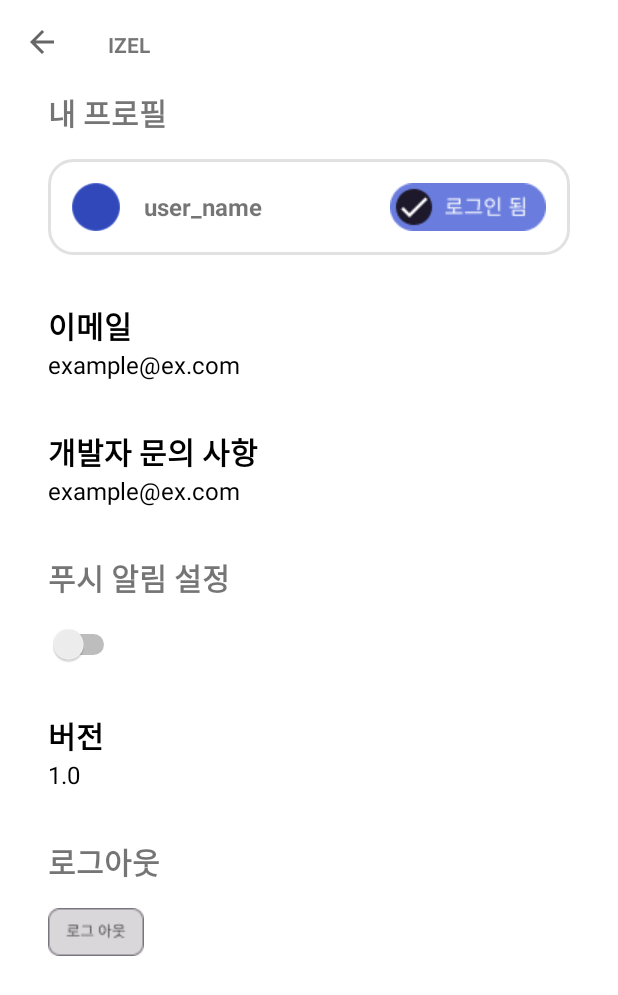
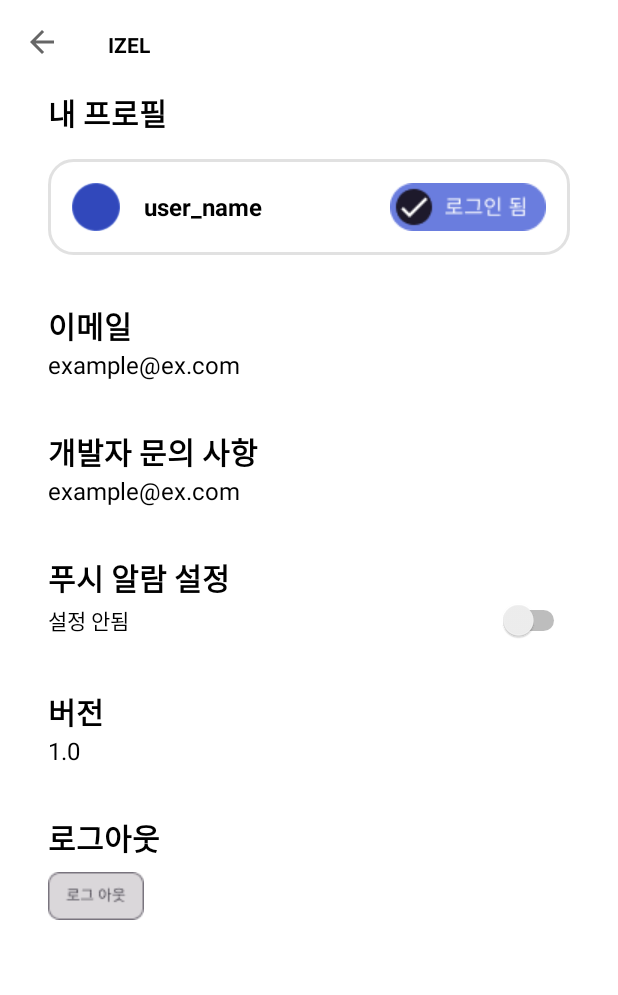
Before and after one commit to team-garosero/HobbyRoadmap, an Android app: the SettingsActivity screen opened directly, with no data from a screen before it, on a phone screen of 412 x 824 dp. Shown: the top 995 px of the screen. Run offline under Robolectric (Android 15) with nearby library versions, the phone set to English and light mode, and no system bars.

Commit message:
support dark thema
refactoring
custom-view

```diff
--- a/app/src/main/AndroidManifest.xml
+++ b/app/src/main/AndroidManifest.xml
@@ -15,7 +15,7 @@
             android:name=".notice.NoticeActivity"
             android:exported="false" />
         <activity
-            android:name=".SettingsActivity"
+            android:name=".settings.SettingsActivity"
             android:exported="false"
             android:label="@string/title_activity_settings" />
         <activity
--- a/app/src/main/java/com/garosero/android/hobbyroadmap/SettingsActivity.kt
+++ /dev/null
@@ -1,34 +0,0 @@
-package com.garosero.android.hobbyroadmap
-
-import android.os.Bundle
-import android.view.MenuItem
-import androidx.appcompat.app.AppCompatActivity
-import com.garosero.android.hobbyroadmap.R
-import com.garosero.android.hobbyroadmap.databinding.ActivitySettingsBinding
-
-class SettingsActivity : AppCompatActivity() {
-    lateinit var binding: ActivitySettingsBinding
-
-    override fun onCreate(savedInstanceState: Bundle?) {
-        super.onCreate(savedInstanceState)
-        binding = ActivitySettingsBinding.inflate(layoutInflater)
-        setContentView(binding.root)
-
-        // tool bar
-        val toolbar = findViewById<androidx.appcompat.widget.Toolbar>(R.id.toolbar)
-        setSupportActionBar(toolbar)
-        supportActionBar?.setDisplayHomeAsUpEnabled(true)
-
-
-    }
-
-    override fun onOptionsItemSelected(item: MenuItem): Boolean {
-        when (item.itemId) {
-            android.R.id.home -> {
-                finish()
-                return true
-            }
-        }
-        return super.onOptionsItemSelected(item)
-    }
-}
--- a/app/src/main/java/com/garosero/android/hobbyroadmap/customview/SettingItem.kt
+++ /dev/null
@@ -1,66 +0,0 @@
-package com.garosero.android.hobbyroadmap.customview
-
-import android.content.Context
-import android.content.res.TypedArray
-import android.util.AttributeSet
-import android.view.LayoutInflater
-import android.widget.ImageButton
-import android.widget.LinearLayout
-import android.widget.Switch
-import android.widget.TextView
-import com.garosero.android.hobbyroadmap.R
-
-class SettingItem : LinearLayout {
-    lateinit var layout : LinearLayout
-    lateinit var tvKey : TextView
-    lateinit var tvValue : TextView
-
-    constructor(context: Context?) : super(context){
-        init(context)
-    }
-    constructor(context: Context?, attrs: AttributeSet?) : super(context, attrs){
-        init(context)
-        getAttrs(attrs)
-
-    }
-    constructor(context: Context?, attrs: AttributeSet?, defStyleAttr: Int) :
-            super(context, attrs, defStyleAttr){
-        init(context)
-        getAttrs(attrs,defStyleAttr)
-    }
-
-    private fun init(context:Context?){
-        val view = LayoutInflater.from(context).inflate(R.layout.item_settings,this,false)
-        addView(view)
-
-        layout = findViewById(R.id.layout)
-        tvKey = findViewById(R.id.tv_key)
-        tvValue = findViewById(R.id.tv_value)
-    }
-
-    private fun getAttrs(attrs:AttributeSet?){
-        val typedArray = context.obtainStyledAttributes(attrs,R.styleable.SettingsItem)
-        setTypeArray(typedArray)
-    }
-
-    private fun getAttrs(attrs:AttributeSet?, defStyle:Int){
-        val typedArray = context.obtainStyledAttributes(attrs,R.styleable.SettingsItem,defStyle,0)
-        setTypeArray(typedArray)
-    }
-
-    private fun setTypeArray(typedArray : TypedArray){
-        // key string
-        val keyString = typedArray.getText(R.styleable.SettingsItem_keyString)
-        val keyColor = typedArray.getColor(R.styleable.SettingsItem_keyTextColor,0)
-        tvKey.text = keyString
-        tvKey.setTextColor(keyColor)
-
-        // value string
-        val valueString = typedArray.getText(R.styleable.SettingsItem_valueString)
-        val valueColor = typedArray.getColor(R.styleable.SettingsItem_valueTextColor,0)
-        tvValue.text = valueString
-        tvValue.setTextColor(valueColor)
-
-        typedArray.recycle()
-    }
-}
--- a/app/src/main/java/com/garosero/android/hobbyroadmap/main/MainActivity.kt
+++ b/app/src/main/java/com/garosero/android/hobbyroadmap/main/MainActivity.kt
@@ -10,7 +10,7 @@ import androidx.navigation.ui.setupWithNavController
 import com.garosero.android.hobbyroadmap.R
 import com.garosero.android.hobbyroadmap.databinding.ActivityMainBinding
 import com.garosero.android.hobbyroadmap.notice.NoticeActivity
-import com.garosero.android.hobbyroadmap.SettingsActivity
+import com.garosero.android.hobbyroadmap.settings.SettingsActivity
 
 class MainActivity : AppCompatActivity() {
     override fun onCreate(savedInstanceState: Bundle?) {
--- /dev/null
+++ b/app/src/main/java/com/garosero/android/hobbyroadmap/settings/CustomSettingView.kt
@@ -0,0 +1,142 @@
+package com.garosero.android.hobbyroadmap.settings
+
+import android.content.Context
+import android.content.res.TypedArray
+import android.util.AttributeSet
+import android.view.LayoutInflater
+import android.view.View
+import android.widget.ImageButton
+import android.widget.LinearLayout
+import android.widget.Switch
+import android.widget.TextView
+import com.garosero.android.hobbyroadmap.R
+import com.garosero.android.hobbyroadmap.data.TilBoxItem
+
+class CustomSettingView: LinearLayout {
+    lateinit var layout: LinearLayout
+    lateinit var tvKey: TextView
+    lateinit var tvValue: TextView
+    lateinit var switch: Switch
+    lateinit var imageButton: ImageButton
+
+    constructor(context: Context?) : super(context){
+        connector(context, null)
+    }
+    constructor(context: Context?, attrs: AttributeSet?) : super(context, attrs){
+        val typedArray = context?.obtainStyledAttributes(attrs,R.styleable.SettingsItem)
+        connector(context, typedArray)
+    }
+    constructor(context: Context?, attrs: AttributeSet?, defStyleAttr: Int) :
+            super(context, attrs, defStyleAttr){
+        val typedArray = context?.obtainStyledAttributes(attrs,R.styleable.SettingsItem,defStyleAttr,0)
+        connector(context, typedArray)
+    }
+
+    private fun connector(context:Context?, typedArray : TypedArray?){
+        val type = typedArray?.getText(R.styleable.SettingsItem_type)
+        type?:return
+        if (type.equals("switch")){
+            initSwitch(context)
+            setTypeArraySwitch(typedArray)
+        } else if (type.equals("imageButton")){
+            initImageButton(context)
+            setTypeArrayImageButton(typedArray)
+        } else {
+            initTextView(context)
+            setTypeArrayTextView(typedArray)
+        }
+    }
+
+    // type1
+    private fun initTextView(context:Context?){
+        val view = LayoutInflater.from(context).inflate(R.layout.customview_settings_textview,this,false)
+        addView(view)
+
+        layout = findViewById(R.id.layout)
+        tvKey = findViewById(R.id.tv_key)
+        tvValue = findViewById(R.id.tv_value)
+    }
+
+    private fun setTypeArrayTextView(typedArray : TypedArray){
+        // key string
+        val keyString = typedArray.getText(R.styleable.SettingsItem_keyString)
+        tvKey.text = keyString
+
+        // value string
+        val valueString = typedArray.getText(R.styleable.SettingsItem_valueString)
+        tvValue.text = valueString
+
+        // layout onclick
+        layout.setOnClickListener {
+            listener?.onItemClick(it)
+        }
+
+        typedArray.recycle()
+    }
+
+    // type2
+    private fun initSwitch(context:Context?){
+        val view = LayoutInflater.from(context).inflate(R.layout.customview_settings_switch,this,false)
+        addView(view)
+
+        layout = findViewById(R.id.layout)
+        tvKey = findViewById(R.id.tv_key)
+        switch = findViewById(R.id.switch_value)
+    }
+
+    private fun setTypeArraySwitch(typedArray : TypedArray){
+        // key string
+        val keyString = typedArray.getText(R.styleable.SettingsItem_keyString)
+        tvKey.text = keyString
+
+        // switch
+        setSwitchText()
+        switch.setOnClickListener {
+            setSwitchText()
+        }
+
+        // layout onclick
+        layout.setOnClickListener {
+            listener?.onItemClick(it)
+        }
+
+        typedArray.recycle()
+    }
+
+    private fun setSwitchText(){
+        if (switch.isChecked) switch.text = switch.textOn
+        else switch.text = switch.textOff
+    }
+
+    // type3
+    private fun initImageButton(context:Context?){
+        val view = LayoutInflater.from(context).inflate(R.layout.customview_settings_imagebutton,this,false)
+        addView(view)
+
+        layout = findViewById(R.id.layout)
+        tvKey = findViewById(R.id.tv_key)
+        imageButton = findViewById(R.id.ibn_value)
+    }
+
+    private fun setTypeArrayImageButton(typedArray : TypedArray){
+        // key string
+        val keyString = typedArray.getText(R.styleable.SettingsItem_keyString)
+        tvKey.text = keyString
+
+        // layout onclick
+        layout.setOnClickListener {
+            listener?.onItemClick(it)
+        }
+
+        typedArray.recycle()
+    }
+
+    // on click interface
+    interface OnItemClickListener{
+        fun onItemClick(view: View)
+    }
+    private var listener : OnItemClickListener? = null
+    fun setOnItemClickListener(listener : OnItemClickListener) {
+        this.listener = listener
+    }
+}
--- /dev/null
+++ b/app/src/main/java/com/garosero/android/hobbyroadmap/settings/SettingsActivity.kt
@@ -0,0 +1,57 @@
+package com.garosero.android.hobbyroadmap.settings
+
+import android.content.ActivityNotFoundException
+import android.content.Intent
+import android.os.Bundle
+import android.view.MenuItem
+import android.view.View
+import android.widget.Toast
+import androidx.appcompat.app.AppCompatActivity
+import com.garosero.android.hobbyroadmap.R
+import com.garosero.android.hobbyroadmap.databinding.ActivitySettingsBinding
+
+class SettingsActivity : AppCompatActivity() {
+    lateinit var binding: ActivitySettingsBinding
+
+    override fun onCreate(savedInstanceState: Bundle?) {
+        super.onCreate(savedInstanceState)
+        binding = ActivitySettingsBinding.inflate(layoutInflater)
+        setContentView(binding.root)
+
+        // tool bar
+        val toolbar = findViewById<androidx.appcompat.widget.Toolbar>(R.id.toolbar)
+        setSupportActionBar(toolbar)
+        supportActionBar?.setDisplayHomeAsUpEnabled(true)
+
+        // feedback
+        binding.itemFeedback.setOnItemClickListener(object : CustomSettingView.OnItemClickListener {
+            override fun onItemClick(view: View) {
+                try {
+                    val email = Intent(Intent.ACTION_SEND)
+                    val address = getString(R.string.feedback_email)
+                    val title = getString(R.string.feedback_title)
+                    email.type = "plain/Text"
+                    email.putExtra(Intent.EXTRA_EMAIL, address)
+                    email.putExtra(Intent.EXTRA_SUBJECT, title)
+                    startActivity(email)
+                } catch (e: ActivityNotFoundException){
+                    Toast.makeText(baseContext,
+                        "이메일을 보낼 수 있는 앱이 없습니다.", Toast.LENGTH_LONG).show()
+                } catch (e: Exception){
+
+                }
+            }
+        })
+
+    }
+
+    override fun onOptionsItemSelected(item: MenuItem): Boolean {
+        when (item.itemId) {
+            android.R.id.home -> {
+                finish()
+                return true
+            }
+        }
+        return super.onOptionsItemSelected(item)
+    }
+}
--- a/app/src/main/res/layout/activity_settings.xml
+++ b/app/src/main/res/layout/activity_settings.xml
@@ -33,64 +33,39 @@
 
                 <include layout="@layout/item_profile"/>
 
-                <!-- 이메일 -->
-                <com.garosero.android.hobbyroadmap.customview.SettingItem
+                <com.garosero.android.hobbyroadmap.settings.CustomSettingView
                     android:layout_width="match_parent"
                     android:layout_height="wrap_content"
                     app:keyString = "이메일"
-                    app:keyTextColor = "@color/black"
                     app:valueString = "example@ex.com"
-                    app:valueTextColor = "@color/black" />
+                    app:type = "text"/>
 
-                <!-- 개발자 문의사항 -->
-                <com.garosero.android.hobbyroadmap.customview.SettingItem
+                <com.garosero.android.hobbyroadmap.settings.CustomSettingView
                     android:id="@+id/item_feedback"
                     android:layout_width="match_parent"
                     android:layout_height="wrap_content"
                     app:keyString = "개발자 문의 사항"
-                    app:keyTextColor = "@color/black"
-                    app:valueString = "example@ex.com"
-                    app:valueTextColor = "@color/black" />
+                    app:valueString = "@string/feedback_email"
+                    app:type = "text"/>
 
-                <!-- 푸시 알람 설정 -->
-                <TextView
-                    android:layout_width="wrap_content"
+                <com.garosero.android.hobbyroadmap.settings.CustomSettingView
+                    android:layout_width="match_parent"
                     android:layout_height="wrap_content"
-                    android:textStyle="bold"
-                    android:text="푸시 알림 설정"
-                    android:textSize="@dimen/textSize_20"
-                    android:layout_marginBottom="@dimen/margin_16" />
-                <Switch
-                    android:textOff="설정안됨"
-                    android:textOn="설정됨"
-                    android:id="@+id/switchWidget"
-                    android:layout_width="wrap_content"
-                    android:layout_height="wrap_content"
-                    android:layout_marginBottom="@dimen/margin_32"/>
+                    app:keyString = "푸시 알람 설정"
+                    app:type = "switch"/>
 
-                <!-- 버전 -->
-                <com.garosero.android.hobbyroadmap.customview.SettingItem
+                <com.garosero.android.hobbyroadmap.settings.CustomSettingView
                     android:layout_width="match_parent"
                     android:layout_height="wrap_content"
                     app:keyString = "버전"
-                    app:keyTextColor = "@color/black"
                     app:valueString = "1.0"
-                    app:valueTextColor = "@color/black" />
+                    app:type = "text"/>
 
-                <!-- 로그아웃 -->
-                <TextView
-                    android:layout_width="wrap_content"
+                <com.garosero.android.hobbyroadmap.settings.CustomSettingView
+                    android:layout_width="match_parent"
                     android:layout_height="wrap_content"
-                    android:textStyle="bold"
-                    android:text="로그아웃"
-                    android:textSize="@dimen/textSize_20"/>
-                <ImageButton
-                    android:id="@+id/ibn_logout"
-                    android:layout_width="wrap_content"
-                    android:layout_height="wrap_content"
-                    android:layout_marginTop="@dimen/margin_16"
-                    android:layout_marginBottom="@dimen/margin_16"
-                    android:background="@drawable/button_logout"/>
+                    app:keyString = "로그아웃"
+                    app:type = "imageButton"/>
             </LinearLayout>
         </LinearLayout>
     </androidx.core.widget.NestedScrollView>
--- /dev/null
+++ b/app/src/main/res/layout/customview_settings_imagebutton.xml
@@ -0,0 +1,23 @@
+<?xml version="1.0" encoding="utf-8"?>
+<LinearLayout
+    xmlns:android="http://schemas.android.com/apk/res/android"
+    android:id="@+id/layout"
+    android:layout_width="match_parent"
+    android:layout_height="wrap_content"
+    android:orientation="vertical">
+
+    <TextView
+        android:layout_width="wrap_content"
+        android:layout_height="wrap_content"
+        android:textStyle="bold"
+        android:id="@+id/tv_key"
+        android:textSize="@dimen/textSize_20"/>
+
+    <ImageButton
+        android:id="@+id/ibn_value"
+        android:layout_width="wrap_content"
+        android:layout_height="wrap_content"
+        android:layout_marginBottom="@dimen/margin_32"
+        android:layout_marginTop="@dimen/margin_8"
+        android:background="@drawable/button_logout"/>
+</LinearLayout>
--- /dev/null
+++ b/app/src/main/res/layout/customview_settings_switch.xml
@@ -0,0 +1,24 @@
+<?xml version="1.0" encoding="utf-8"?>
+<LinearLayout
+    xmlns:android="http://schemas.android.com/apk/res/android"
+    android:id="@+id/layout"
+    android:layout_width="match_parent"
+    android:layout_height="wrap_content"
+    android:orientation="vertical">
+
+    <TextView
+        android:layout_width="wrap_content"
+        android:layout_height="wrap_content"
+        android:textStyle="bold"
+        android:id="@+id/tv_key"
+        android:textSize="@dimen/textSize_20"/>
+
+    <Switch
+        android:textOn="설정됨"
+        android:textOff="설정 안됨"
+        android:id="@+id/switch_value"
+        android:layout_width="match_parent"
+        android:gravity="left|center_vertical"
+        android:layout_height="wrap_content"
+        android:layout_marginBottom="@dimen/margin_32"/>
+</LinearLayout>
--- a/app/src/main/res/layout/item_settings.xml
+++ b/app/src/main/res/layout/customview_settings_textview.xml
@@ -11,7 +11,7 @@
         android:layout_height="wrap_content"
         android:textStyle="bold"
         android:id="@+id/tv_key"
-        android:textSize="@dimen/textSize_20" />
+        android:textSize="@dimen/textSize_20"/>
 
     <TextView
         android:id="@+id/tv_value"
@@ -19,5 +19,5 @@
         android:layout_height="wrap_content"
         android:layout_marginBottom="@dimen/margin_32"
         android:textSize="@dimen/textSize_16"
-        android:textStyle="normal" />
+        android:textStyle="normal"/>
 </LinearLayout>
--- /dev/null
+++ b/app/src/main/res/values-night/colors.xml
@@ -0,0 +1,5 @@
+<?xml version="1.0" encoding="utf-8"?>
+<resources>
+    <!-- text color -->
+    <color name="text_color">#FFFFFFFF</color>
+</resources>
--- a/app/src/main/res/values-night/themes.xml
+++ b/app/src/main/res/values-night/themes.xml
@@ -14,5 +14,7 @@
         <item name = "windowNoTitle">true</item>
         <!-- other style -->
         <item name="android:overScrollMode">never</item>
+        <!-- text style -->
+        <item name="android:textColor">@color/text_color</item>
     </style>
 </resources>
--- a/app/src/main/res/values/attrs.xml
+++ b/app/src/main/res/values/attrs.xml
@@ -2,8 +2,7 @@
 <resources>
     <declare-styleable name="SettingsItem">
         <attr name="keyString" format="reference|string" />
-        <attr name="keyTextColor" format="reference|integer"/>
         <attr name="valueString" format="reference|string" />
-        <attr name="valueTextColor" format="reference|integer"/>
+        <attr name="type" format="reference|string"/>
     </declare-styleable>
 </resources>
--- a/app/src/main/res/values/colors.xml
+++ b/app/src/main/res/values/colors.xml
@@ -18,4 +18,7 @@
 
     <!-- adventure bolder color -->
     <color name="adventure_bolder">#C5C0A2</color>
+
+    <!-- text color -->
+    <color name="text_color">#FF000000</color>
 </resources>
--- a/app/src/main/res/values/strings.xml
+++ b/app/src/main/res/values/strings.xml
@@ -12,4 +12,11 @@
     <!--toolbar-->
     <string name="menuItem_toolbar">menuItem</string>
     <string name="settingItem_textview">TextView</string>
+
+    <!-- feedback -->
+    <string name="feedback_email">example@ex.com</string>
+    <string name="feedback_title">feedback_title</string>
+
+    <!-- setting view type -->
+    <string name="setting_view_type_text">text</string>
 </resources>
--- a/app/src/main/res/values/themes.xml
+++ b/app/src/main/res/values/themes.xml
@@ -14,5 +14,7 @@
         <item name = "windowNoTitle">true</item>
         <!-- other style -->
         <item name="android:overScrollMode">never</item>
+        <!-- text style -->
+        <item name="android:textColor">@color/text_color</item>
     </style>
 </resources>
```
